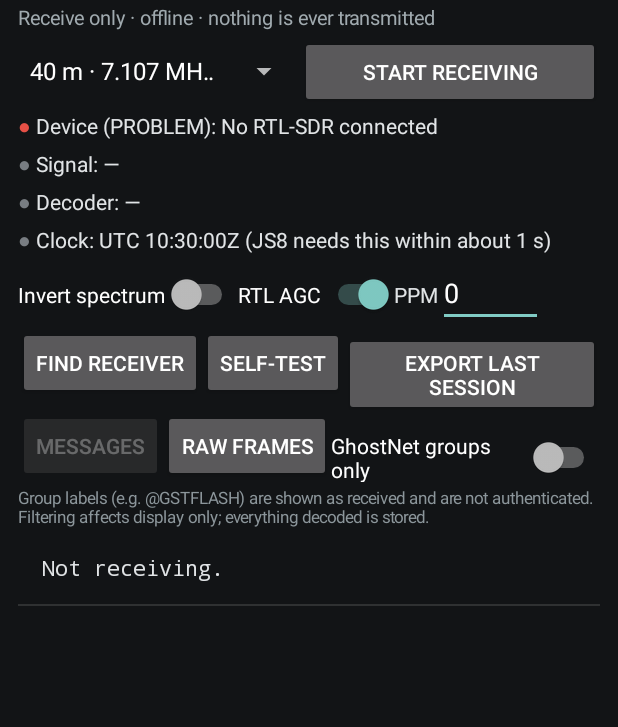
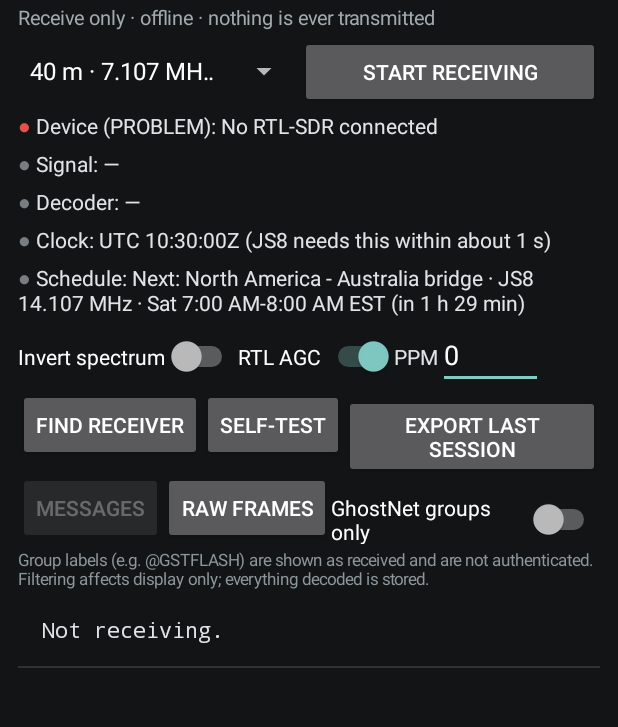
Before and after one commit to sam72128-PEDRO/Ghostnet-Monitor-PEDRO, an Android app: the screen it shows after launch (MainActivity), on a phone screen of 412 x 824 dp, the part 75-802 px from its top. Run offline under Robolectric (Android 15) with nearby library versions, the phone set to English and light mode, and no system bars.

Commit message:
Add GhostNet schedule engine, CI, and correct the spec's decoder
The GhostNet V1.5 frequency catalog and weekly UTC schedule are now
bundled data with a java.time schedule engine that derives Florida local
times through the OS time-zone database, so daylight-saving changes need
no offset tables. JVM unit tests cover the spec's frequency and schedule
acceptance checks, including the North America net reading as Thursday
evening locally and the DST transition weeks. The main screen shows the
current or next window, with non-JS8 modes marked Coming Soon.

CI runs the native host tests (also with ARM char semantics), the
Android unit tests and APK build, fails if the APK's permissions drift
from the receive-only set, and uploads the debug APK.

The spec's JS8 decoder sections now name js8core (MIT) instead of the
GPLv3 Android port evaluated in Phase 0 and not used.

```diff
--- a/android/app/build.gradle.kts
+++ b/android/app/build.gradle.kts
@@ -41,3 +41,7 @@ android {
     }
     kotlinOptions { jvmTarget = "17" }
 }
+
+dependencies {
+    testImplementation("junit:junit:4.13.2")
+}
--- /dev/null
+++ b/android/app/src/main/java/org/ghostnet/monitor/GhostNetPlan.kt
@@ -0,0 +1,156 @@
+package org.ghostnet.monitor
+
+import java.time.DayOfWeek
+import java.time.LocalTime
+
+/**
+ * GhostNet Version 1.5 (S2 Underground) frequency catalog and weekly
+ * schedule, transcribed from the technical spec sections 5 and 6, which in
+ * turn cite booklet pages 12-18, 30, 33-34. UTC is canonical; local times are
+ * only ever derived (see ScheduleEngine).
+ *
+ * This is bundled, versioned data. Nothing updates it at run time.
+ */
+object GhostNetPlan {
+    const val SOURCE = "GhostNet Version 1.5"
+
+    enum class Mode(val label: String, val receivableInThisBuild: Boolean) {
+        JS8("JS8", true),
+        RTTY("RTTY 45.45 baud", false),
+        LSB_VOICE("LSB voice", false),
+        VARA_WINLINK("Winlink P2P / VARA", false),
+        ALE_2G("Ion2G 2G ALE", false),
+        FM_ANALOG("Analog FM", false),
+        DMR("DMR", false),
+        DMR_ENCRYPTED("Encrypted DMR", false),
+    }
+
+    enum class Coverage { ALL, US_AUS_PACIFIC, EUROPE_AFRICA }
+
+    data class Frequency(
+        val id: String,
+        val hz: Long,
+        val mode: Mode,
+        val sideband: String,
+        val purpose: String,
+        val pages: String,
+        val coverage: Coverage = Coverage.ALL,
+        val note: String? = null,
+    ) {
+        val mhzLabel: String get() = "%.4f".format(hz / 1e6).trimEnd('0').let { if (it.endsWith('.')) it + "0" else it }
+    }
+
+    /** Spec section 5: 26 distinct exact frequencies. 7.107 MHz appears twice (two modes, one frequency). */
+    val FREQUENCIES: List<Frequency> = buildList {
+        add(Frequency("hf_3575_js8", 3_575_000, Mode.JS8, "USB", "International bridges (NA-AUS, EUR-AUS)", "14, 16, 18"))
+        add(Frequency("hf_7077_rtty", 7_077_000, Mode.RTTY, "USB", "Regional recovery window, 45.45 baud", "13, 15, 17",
+            note = "Booklet gives baud rate, not shift; 170 Hz is a provisional default."))
+        add(Frequency("hf_7107_js8", 7_107_000, Mode.JS8, "USB", "Thursday regional nets; AUS-PAC bridge", "13-18"))
+        add(Frequency("hf_7107_vara", 7_107_000, Mode.VARA_WINLINK, "USB", "Regional Winlink P2P window", "13, 15, 17"))
+        add(Frequency("hf_7190_lsb", 7_190_000, Mode.LSB_VOICE, "LSB", "Emergency-only voice fallback", "13, 15, 17"))
+        add(Frequency("hf_14107_js8", 14_107_000, Mode.JS8, "USB", "Saturday intercontinental bridges", "14, 16, 18"))
+
+        val ale = listOf(3_598_500L, 7_104_500L, 7_106_500L, 7_108_500L, 10_128_500L,
+            14_111_500L, 14_113_500L, 14_115_500L, 18_108_500L, 28_108_500L)
+        ale.forEachIndexed { i, hz ->
+            add(Frequency("ale_%02d".format(i + 1), hz, Mode.ALE_2G, "USB", "%02dGHOSTNET".format(i + 1), "30",
+                note = "Booklet labels the ALE list a working draft; may change."))
+        }
+
+        add(Frequency("vhf_dmr", 145_105_000, Mode.DMR, "", "VHF DMR (CC 7, TS 1, TG 1105)", "33"))
+        add(Frequency("vhf_fm_us", 146_105_000, Mode.FM_ANALOG, "FM", "VHF analog FM", "33", Coverage.US_AUS_PACIFIC))
+        add(Frequency("vhf_fm_eu", 144_605_000, Mode.FM_ANALOG, "FM", "VHF analog FM", "33", Coverage.EUROPE_AFRICA))
+        add(Frequency("vhf_dmr_enc_us", 147_105_000, Mode.DMR_ENCRYPTED, "", "VHF encrypted DMR (hypothetical)", "33", Coverage.US_AUS_PACIFIC,
+            note = "Not legal amateur-band encryption in the US. Never an enabled option."))
+        add(Frequency("vhf_dmr_enc_eu", 145_605_000, Mode.DMR_ENCRYPTED, "", "VHF encrypted DMR (hypothetical)", "33", Coverage.EUROPE_AFRICA,
+            note = "Never an enabled option."))
+        add(Frequency("uhf_dmr_us", 445_105_000, Mode.DMR, "", "UHF DMR", "33", Coverage.US_AUS_PACIFIC))
+        add(Frequency("uhf_dmr_eu", 436_105_000, Mode.DMR, "", "UHF DMR", "33", Coverage.EUROPE_AFRICA))
+        add(Frequency("uhf_fm_us", 446_105_000, Mode.FM_ANALOG, "FM", "UHF analog FM", "33", Coverage.US_AUS_PACIFIC))
+        add(Frequency("uhf_fm_eu", 437_105_000, Mode.FM_ANALOG, "FM", "UHF analog FM", "33", Coverage.EUROPE_AFRICA))
+        add(Frequency("uhf_dmr_enc_us", 447_105_000, Mode.DMR_ENCRYPTED, "", "UHF encrypted DMR (hypothetical)", "33", Coverage.US_AUS_PACIFIC,
+            note = "Never an enabled option."))
+        add(Frequency("uhf_dmr_enc_eu", 438_105_000, Mode.DMR_ENCRYPTED, "", "UHF encrypted DMR (hypothetical)", "33", Coverage.EUROPE_AFRICA,
+            note = "Never an enabled option."))
+    }
+
+    /** Band reference only, not an exact dial frequency (spec 5.4). */
+    const val GHOSTMESH_REFERENCE = "915 MHz US Meshtastic band, LongFast, slot 20, channel GhostMesh (page 34)"
+
+    val ALE_CHANNEL_SET: List<Frequency> get() = FREQUENCIES.filter { it.mode == Mode.ALE_2G }
+
+    fun frequency(id: String): Frequency = FREQUENCIES.first { it.id == id }
+
+    enum class Category { REGIONAL, BRIDGE }
+
+    enum class Network(val label: String, val category: Category, val filter: String) {
+        AUSTRALIA("Australia regional", Category.REGIONAL, "Australia"),
+        EUROPE("Europe regional", Category.REGIONAL, "Europe"),
+        NORTH_AMERICA("North America regional", Category.REGIONAL, "North America"),
+        AUS_SOUTH_PACIFIC("Australia - South Pacific bridge", Category.BRIDGE, "Bridges"),
+        NA_AUSTRALIA("North America - Australia bridge", Category.BRIDGE, "Bridges"),
+        NA_EUROPE("North America - Europe bridge", Category.BRIDGE, "Bridges"),
+        EUROPE_AUSTRALIA("Europe - Australia bridge", Category.BRIDGE, "Bridges"),
+    }
+
+    /** One weekly window. [frequencyId] is null for ALE windows, which use the whole channel set. */
+    data class Event(
+        val id: String,
+        val network: Network,
+        val dayUtc: DayOfWeek,
+        val startUtc: LocalTime,
+        val endUtc: LocalTime,
+        val mode: Mode,
+        val frequencyId: String?,
+        val pages: String,
+        val erratum: String? = null,
+    ) {
+        val frequencies: List<Frequency> get() = frequencyId?.let { listOf(frequency(it)) } ?: ALE_CHANNEL_SET
+        val receivableInThisBuild: Boolean get() = mode.receivableInThisBuild
+    }
+
+    private fun regional(prefix: String, network: Network, day: DayOfWeek, startHour: Int, page: String): List<Event> {
+        val t = { h: Int, m: Int -> LocalTime.of(h, m) }
+        return listOf(
+            Event("${prefix}_js8", network, day, t(startHour, 0), t(startHour, 30), Mode.JS8, "hf_7107_js8", page),
+            Event("${prefix}_vara", network, day, t(startHour, 30), t(startHour + 1, 0), Mode.VARA_WINLINK, "hf_7107_vara", page,
+                erratum = if (network == Network.AUSTRALIA) {
+                    "Page 17 narrative says handshakes start at 2035Z, contradicting this table slot. The table slot is used; no 2035Z session is created."
+                } else null),
+            Event("${prefix}_rtty", network, day, t(startHour + 1, 0), t(startHour + 1, 30), Mode.RTTY, "hf_7077_rtty", page),
+            Event("${prefix}_lsb", network, day, t(startHour + 1, 30), t(startHour + 2, 0), Mode.LSB_VOICE, "hf_7190_lsb", page),
+        )
+    }
+
+    /** Spec section 6: 12 Thursday regional slots + 11 Saturday bridge slots. */
+    val EVENTS: List<Event> = buildList {
+        addAll(regional("aus_thu", Network.AUSTRALIA, DayOfWeek.THURSDAY, 7, "17"))
+        addAll(regional("eur_thu", Network.EUROPE, DayOfWeek.THURSDAY, 18, "15"))
+        // North America's "Thursday evening" net is Friday in UTC.
+        addAll(regional("na_thu", Network.NORTH_AMERICA, DayOfWeek.FRIDAY, 1, "13"))
+
+        val sat = DayOfWeek.SATURDAY
+        val t = { h: Int, m: Int -> LocalTime.of(h, m) }
+        add(Event("aus_sp_20m", Network.AUS_SOUTH_PACIFIC, sat, t(8, 0), t(9, 0), Mode.JS8, "hf_14107_js8", "18"))
+        add(Event("aus_sp_40m", Network.AUS_SOUTH_PACIFIC, sat, t(9, 0), t(9, 30), Mode.JS8, "hf_7107_js8", "18"))
+        add(Event("aus_sp_ale", Network.AUS_SOUTH_PACIFIC, sat, t(9, 30), t(10, 0), Mode.ALE_2G, null, "18, 30"))
+
+        add(Event("na_aus_20m", Network.NA_AUSTRALIA, sat, t(12, 0), t(13, 0), Mode.JS8, "hf_14107_js8", "14"))
+        add(Event("na_aus_ale", Network.NA_AUSTRALIA, sat, t(13, 0), t(13, 30), Mode.ALE_2G, null, "14, 30"))
+        add(Event("na_aus_80m", Network.NA_AUSTRALIA, sat, t(13, 30), t(14, 0), Mode.JS8, "hf_3575_js8", "14"))
+
+        add(Event("na_eur_20m", Network.NA_EUROPE, sat, t(18, 0), t(19, 0), Mode.JS8, "hf_14107_js8", "14, 16"))
+        add(Event("na_eur_ale", Network.NA_EUROPE, sat, t(19, 0), t(20, 0), Mode.ALE_2G, null, "14, 16, 30"))
+
+        add(Event("eur_aus_20m", Network.EUROPE_AUSTRALIA, sat, t(20, 0), t(21, 0), Mode.JS8, "hf_14107_js8", "16"))
+        add(Event("eur_aus_ale", Network.EUROPE_AUSTRALIA, sat, t(21, 0), t(21, 30), Mode.ALE_2G, null, "16, 30"))
+        add(Event("eur_aus_80m", Network.EUROPE_AUSTRALIA, sat, t(21, 30), t(22, 0), Mode.JS8, "hf_3575_js8", "16"))
+    }
+
+    /**
+     * Regional nets: the booklet recommends monitoring 7.190 MHz in the last
+     * five minutes of each window. One receiver can't do both, so this is a
+     * reminder only; nothing ever retunes on its own.
+     */
+    const val VOICE_REMINDER = "Booklet: monitor 7.190 MHz LSB in the final 5 minutes of regional windows (manual switch only)."
+}
--- a/android/app/src/main/java/org/ghostnet/monitor/MainActivity.kt
+++ b/android/app/src/main/java/org/ghostnet/monitor/MainActivity.kt
@@ -57,6 +57,8 @@ class MainActivity : Activity() {
     private lateinit var signalStatus: TextView
     private lateinit var decoderStatus: TextView
     private lateinit var clockStatus: TextView
+    private lateinit var scheduleStatus: TextView
+    private val schedule = ScheduleEngine()
     private lateinit var showMessages: Button
     private lateinit var showFrames: Button
     private lateinit var list: ListView
@@ -101,6 +103,11 @@ class MainActivity : Activity() {
     override fun onStop() {
         MonitorState.unobserve(refresh)
         super.onStop()
+    }
+
+    override fun onResume() {
+        super.onResume()
+        render() // refresh countdowns and device state when returning to the app
     }
 
     override fun onNewIntent(intent: Intent) {
@@ -257,6 +264,7 @@ class MainActivity : Activity() {
 
         renderDevice(phase)
         renderSignalAndDecoder(phase)
+        renderSchedule()
         renderList()
     }
 
@@ -310,6 +318,25 @@ class MainActivity : Activity() {
             else -> OK to "Timing good (median DT %+.2f s over %d decodes)".format(s.medianDtS, s.dtSamples)
         }
         status(clockStatus, "Clock", clkLevel, clkText)
+    }
+
+    private fun renderSchedule() {
+        val now = Instant.now()
+        fun tag(o: ScheduleEngine.Occurrence) = if (o.event.receivableInThisBuild) "" else " (Coming Soon)"
+        val active = schedule.active(now)
+        val text = if (active.isNotEmpty()) {
+            active.joinToString("; ") { "NOW ${schedule.describe(it)}${tag(it)} · ${schedule.localLabel(it)}" }
+        } else {
+            val next = schedule.next(now)
+            val nextJs8 = schedule.next(now, receivableOnly = true)
+            buildString {
+                next?.let { append("Next: ${schedule.describe(it)}${tag(it)} · ${schedule.localLabel(it)} (in ${ScheduleEngine.until(now, it.start)})") }
+                if (nextJs8 != null && nextJs8 != next) {
+                    append("\nNext JS8: ${schedule.describe(nextJs8)} · ${schedule.localLabel(nextJs8)} (in ${ScheduleEngine.until(now, nextJs8.start)})")
+                }
+            }
+        }
+        status(scheduleStatus, "Schedule", IDLE, text.ifEmpty { "—" })
     }
 
     private fun renderList() {
@@ -394,7 +421,8 @@ class MainActivity : Activity() {
         signalStatus = text("", 14f)
         decoderStatus = text("", 14f)
         clockStatus = text("", 14f)
-        listOf(deviceStatus, signalStatus, decoderStatus, clockStatus).forEach { root.addView(it) }
+        scheduleStatus = text("", 14f)
+        listOf(deviceStatus, signalStatus, decoderStatus, clockStatus, scheduleStatus).forEach { root.addView(it) }
 
         invertSwitch = Switch(this).apply { text = "Invert spectrum"; setOnCheckedChangeListener { _, _ -> saveSettingsFromUi() } }
         agcSwitch = Switch(this).apply { text = "RTL AGC"; setOnCheckedChangeListener { _, _ -> saveSettingsFromUi() } }
--- /dev/null
+++ b/android/app/src/main/java/org/ghostnet/monitor/ScheduleEngine.kt
@@ -0,0 +1,88 @@
+package org.ghostnet.monitor
+
+import java.time.Duration
+import java.time.Instant
+import java.time.LocalDate
+import java.time.ZoneId
+import java.time.ZoneOffset
+import java.time.ZonedDateTime
+import java.time.format.DateTimeFormatter
+import java.util.Locale
+
+/**
+ * Turns the weekly UTC schedule into concrete occurrences. UTC stays
+ * canonical; local times are derived per occurrence through the OS time-zone
+ * database, so daylight-saving changes are handled without any table of
+ * offsets.
+ */
+class ScheduleEngine(
+    val zone: ZoneId = ZoneId.of("America/New_York"),
+    private val events: List<GhostNetPlan.Event> = GhostNetPlan.EVENTS,
+) {
+    data class Occurrence(val event: GhostNetPlan.Event, val start: Instant, val end: Instant) {
+        fun isActive(now: Instant) = !now.isBefore(start) && now.isBefore(end)
+    }
+
+    /** All occurrences overlapping [from, to), ordered by start. */
+    fun occurrences(from: Instant, to: Instant): List<Occurrence> {
+        val firstDay = from.atZone(ZoneOffset.UTC).toLocalDate().minusDays(1)
+        val lastDay = to.atZone(ZoneOffset.UTC).toLocalDate().plusDays(1)
+        val out = mutableListOf<Occurrence>()
+        var day = firstDay
+        while (!day.isAfter(lastDay)) {
+            for (e in events) {
+                if (e.dayUtc != day.dayOfWeek) continue
+                val start = day.atTime(e.startUtc).toInstant(ZoneOffset.UTC)
+                var end = day.atTime(e.endUtc).toInstant(ZoneOffset.UTC)
+                if (!end.isAfter(start)) end = end.plus(Duration.ofDays(1))
+                if (end.isAfter(from) && start.isBefore(to)) out += Occurrence(e, start, end)
+            }
+            day = day.plusDays(1)
+        }
+        return out.sortedWith(compareBy({ it.start }, { it.event.id }))
+    }
+
+    fun active(now: Instant): List<Occurrence> = occurrences(now, now.plusSeconds(1)).filter { it.isActive(now) }
+
+    /** Next occurrence starting after [now], optionally only receivable (JS8) ones. */
+    fun next(now: Instant, receivableOnly: Boolean = false): Occurrence? =
+        occurrences(now, now.plus(Duration.ofDays(8)))
+            .firstOrNull { it.start.isAfter(now) && (!receivableOnly || it.event.receivableInThisBuild) }
+
+    fun localStart(o: Occurrence): ZonedDateTime = o.start.atZone(zone)
+    fun localEnd(o: Occurrence): ZonedDateTime = o.end.atZone(zone)
+
+    /** e.g. "Thu 8:00 PM-8:30 PM EST". The weekday is the local one, so NA's net reads as Thursday. */
+    fun localLabel(o: Occurrence): String {
+        val s = localStart(o)
+        val e = localEnd(o)
+        return "%s %s-%s %s".format(DAY.format(s), TIME.format(s), TIME.format(e), ZONE.format(s))
+    }
+
+    fun utcLabel(o: Occurrence): String {
+        val s = o.start.atZone(ZoneOffset.UTC)
+        val e = o.end.atZone(ZoneOffset.UTC)
+        return "%s %s-%sZ".format(DAY.format(s), UTC_TIME.format(s), UTC_TIME.format(e))
+    }
+
+    fun describe(o: Occurrence): String {
+        val freq = o.event.frequencyId?.let { GhostNetPlan.frequency(it).mhzLabel + " MHz" } ?: "10-channel ALE list"
+        return "${o.event.network.label} · ${o.event.mode.label} $freq"
+    }
+
+    companion object {
+        private val DAY = DateTimeFormatter.ofPattern("EEE", Locale.US)
+        private val TIME = DateTimeFormatter.ofPattern("h:mm a", Locale.US)
+        private val ZONE = DateTimeFormatter.ofPattern("zzz", Locale.US)
+        private val UTC_TIME = DateTimeFormatter.ofPattern("HH:mm", Locale.US)
+
+        fun until(now: Instant, then: Instant): String {
+            val m = Duration.between(now, then).toMinutes().coerceAtLeast(0)
+            return when {
+                m >= 24 * 60 -> "${m / (24 * 60)} d ${(m / 60) % 24} h"
+                m >= 60 -> "${m / 60} h ${m % 60} min"
+                else -> "$m min"
+            }
+        }
+    }
+}
```
Also changed, not shown: 4 other files.
